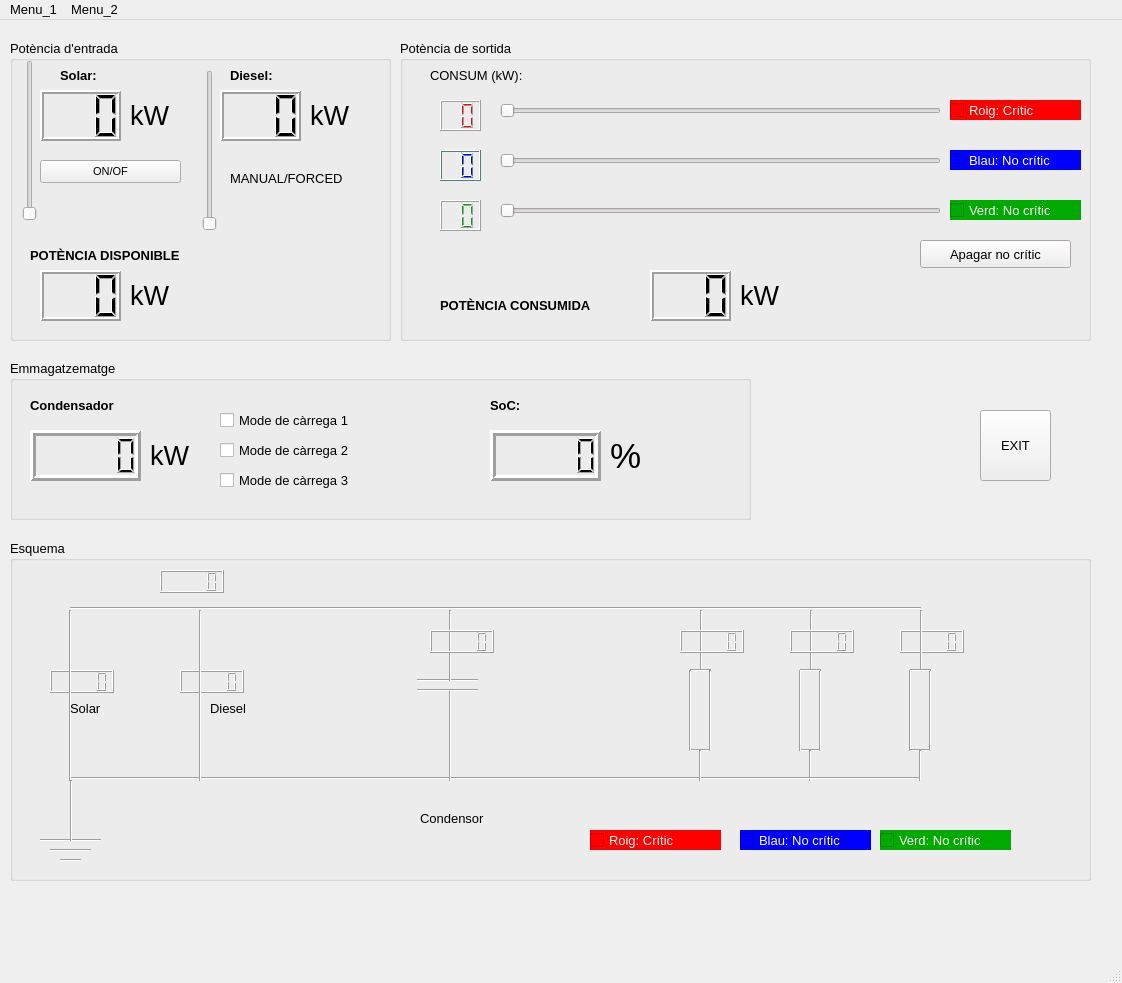
Old version of the form ui_v2.ui in the repository LeoDaVinci16/P3_electronica.
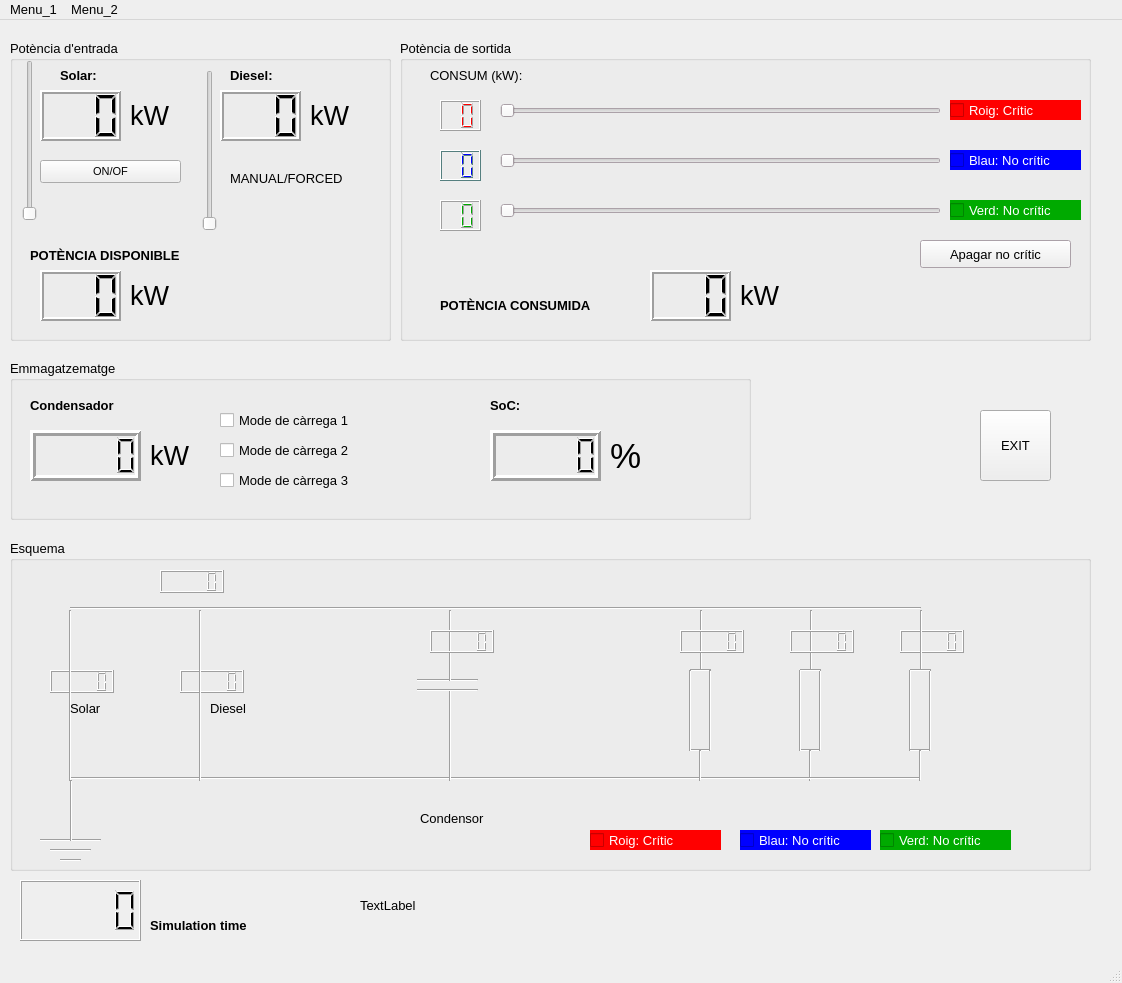
New version of the form.

Commit message: Sistema bo, començo a afegir condensador

```diff
--- a/ui_v2.ui
+++ b/ui_v2.ui
@@ -1472,7 +1472,7 @@
       <x>10</x>
       <y>520</y>
       <width>1081</width>
-      <height>341</height>
+      <height>331</height>
      </rect>
     </property>
     <property name="title">
@@ -2051,6 +2051,53 @@
      </property>
     </widget>
    </widget>
+   <widget class="QLCDNumber" name="lcdNumber_time">
+    <property name="geometry">
+     <rect>
+      <x>20</x>
+      <y>860</y>
+      <width>121</width>
+      <height>61</height>
+     </rect>
+    </property>
+   </widget>
+   <widget class="QLabel" name="label_18">
+    <property name="geometry">
+     <rect>
+      <x>150</x>
+      <y>890</y>
+      <width>121</width>
+      <height>31</height>
+     </rect>
+    </property>
+    <property name="font">
+     <font>
+      <family>Arial</family>
+      <pointsize>10</pointsize>
+      <weight>75</weight>
+      <bold>true</bold>
+     </font>
+    </property>
+    <property name="contextMenuPolicy">
+     <enum>Qt::NoContextMenu</enum>
+    </property>
+    <property name="text">
+     <string>Simulation time</string>
+    </property>
+   </widget>
+   <widget class="QLabel" name="label_time">
+    <property name="geometry">
+     <rect>
+      <x>360</x>
+      <y>870</y>
+      <width>431</width>
+      <height>31</height>
+     </rect>
+    </property>
+    <property name="text">
+     <string>TextLabel</string>
+    </property>
+   </widget>
    <zorder>groupBox_2</zorder>
    <zorder>groupBox</zorder>
    <zorder>groupBox_3</zorder>
```
Left out of the diff: 3 changed lines with no effect on the pictures. The commit also changes 2 other files.
